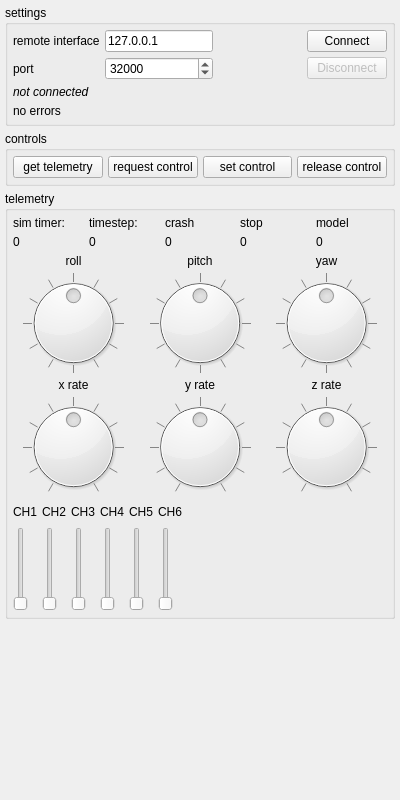
hhrhhr/remoteCV, file remotecv.ui: the form before one commit.
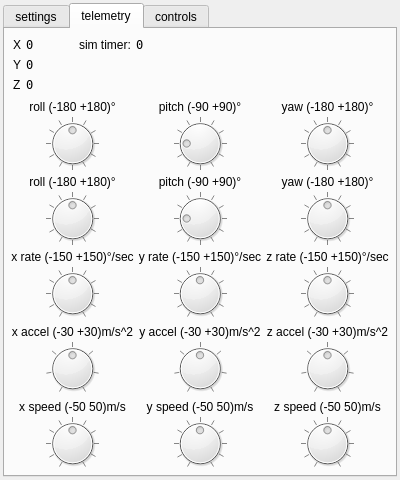
The form after the commit.

Patch:
```diff
--- a/remotecv.ui
+++ b/remotecv.ui
@@ -11,21 +11,37 @@
     <x>0</x>
     <y>0</y>
     <width>400</width>
-    <height>800</height>
+    <height>480</height>
    </rect>
   </property>
   <property name="windowTitle">
    <string>remoteCV</string>
   </property>
   <layout class="QVBoxLayout" name="verticalLayout">
+   <property name="spacing">
+    <number>3</number>
+   </property>
+   <property name="margin">
+    <number>3</number>
+   </property>
    <item>
-    <widget class="QGroupBox" name="groupBoxSettings">
-     <property name="title">
+    <widget class="QTabWidget" name="tabWidget">
+     <property name="tabShape">
+      <enum>QTabWidget::Rounded</enum>
+     </property>
+     <property name="currentIndex">
+      <number>1</number>
+     </property>
+     <widget class="QWidget" name="tabSettings">
+      <attribute name="title">
       <string>settings</string>
-     </property>
-     <layout class="QVBoxLayout" name="verticalLayout_3">
+      </attribute>
+      <layout class="QVBoxLayout" name="verticalLayout_4">
       <item>
        <layout class="QGridLayout" name="gridLayout">
+         <property name="spacing">
+          <number>3</number>
+         </property>
         <item row="0" column="0">
          <widget class="QLabel" name="label">
           <property name="text">
@@ -106,20 +122,18 @@
       </item>
       <item>
        <widget class="QLabel" name="cvLastError">
+         <property name="font">
+          <font>
+           <italic>true</italic>
+          </font>
+         </property>
         <property name="text">
          <string>no errors</string>
         </property>
        </widget>
       </item>
-     </layout>
-    </widget>
-   </item>
    <item>
-    <widget class="QGroupBox" name="groupBoxControls">
-     <property name="title">
-      <string>controls</string>
-     </property>
-     <layout class="QHBoxLayout" name="horizontalLayout">
+        <layout class="QHBoxLayout" name="horizontalLayout_2">
       <item>
        <widget class="QPushButton" name="getTelemetry">
         <property name="text">
@@ -149,16 +163,130 @@
        </widget>
       </item>
      </layout>
-    </widget>
    </item>
    <item>
-    <widget class="QGroupBox" name="groupBoxTelemetry">
-     <property name="title">
+        <widget class="QPlainTextEdit" name="console">
+         <property name="font">
+          <font>
+           <family>Terminal</family>
+          </font>
+         </property>
+         <property name="undoRedoEnabled">
+          <bool>false</bool>
+         </property>
+         <property name="readOnly">
+          <bool>false</bool>
+         </property>
+         <property name="plainText">
+          <string notr="true"/>
+         </property>
+        </widget>
+       </item>
+      </layout>
+     </widget>
+     <widget class="QWidget" name="tabTelemetry">
+      <attribute name="title">
       <string>telemetry</string>
-     </property>
-     <layout class="QVBoxLayout" name="verticalLayout_2">
+      </attribute>
+      <layout class="QVBoxLayout" name="verticalLayout_3">
+       <item>
+        <layout class="QHBoxLayout" name="horizontalLayout">
+         <property name="spacing">
+          <number>3</number>
+         </property>
+         <property name="margin">
+          <number>3</number>
+         </property>
       <item>
-       <layout class="QGridLayout" name="gridLayout_4">
+          <layout class="QFormLayout" name="formLayout">
+           <property name="fieldGrowthPolicy">
+            <enum>QFormLayout::AllNonFixedFieldsGrow</enum>
+           </property>
+           <item row="0" column="0">
+            <widget class="QLabel" name="label_20">
+             <property name="text">
+              <string>X</string>
+             </property>
+            </widget>
+           </item>
+           <item row="0" column="1">
+            <widget class="QLabel" name="xPos">
+             <property name="sizePolicy">
+              <sizepolicy hsizetype="Fixed" vsizetype="Preferred">
+               <horstretch>0</horstretch>
+               <verstretch>0</verstretch>
+              </sizepolicy>
+             </property>
+             <property name="minimumSize">
+              <size>
+               <width>50</width>
+               <height>0</height>
+              </size>
+             </property>
+             <property name="font">
+              <font>
+               <family>Terminal</family>
+              </font>
+             </property>
+             <property name="text">
+              <string>0</string>
+             </property>
+            </widget>
+           </item>
+           <item row="1" column="0">
+            <widget class="QLabel" name="label_22">
+             <property name="text">
+              <string>Y</string>
+             </property>
+            </widget>
+           </item>
+           <item row="1" column="1">
+            <widget class="QLabel" name="yPos">
+             <property name="minimumSize">
+              <size>
+               <width>50</width>
+               <height>0</height>
+              </size>
+             </property>
+             <property name="font">
+              <font>
+               <family>Terminal</family>
+              </font>
+             </property>
+             <property name="text">
+              <string>0</string>
+             </property>
+            </widget>
+           </item>
+           <item row="2" column="0">
+            <widget class="QLabel" name="label_24">
+             <property name="text">
+              <string>Z</string>
+             </property>
+            </widget>
+           </item>
+           <item row="2" column="1">
+            <widget class="QLabel" name="zPos">
+             <property name="minimumSize">
+              <size>
+               <width>50</width>
+               <height>0</height>
+              </size>
+             </property>
+             <property name="font">
+              <font>
+               <family>Terminal</family>
+              </font>
+             </property>
+             <property name="text">
+              <string>0</string>
+             </property>
+            </widget>
+           </item>
+          </layout>
+         </item>
+         <item>
+          <layout class="QFormLayout" name="formLayout_2">
         <item row="0" column="0">
          <widget class="QLabel" name="label_3">
           <property name="text">
@@ -167,76 +295,56 @@
          </widget>
         </item>
         <item row="0" column="1">
-         <widget class="QLabel" name="label_5">
-          <property name="text">
-           <string>timestep:</string>
-          </property>
-         </widget>
-        </item>
-        <item row="0" column="2">
-         <widget class="QLabel" name="label_7">
-          <property name="text">
-           <string>crash</string>
-          </property>
-         </widget>
-        </item>
-        <item row="0" column="3">
-         <widget class="QLabel" name="label_9">
-          <property name="text">
-           <string>stop</string>
-          </property>
-         </widget>
-        </item>
-        <item row="0" column="4">
-         <widget class="QLabel" name="label_11">
-          <property name="text">
-           <string>model</string>
-          </property>
-         </widget>
-        </item>
-        <item row="1" column="0">
          <widget class="QLabel" name="lbSimTimer">
-          <property name="text">
-           <string>0</string>
-          </property>
-         </widget>
-        </item>
-        <item row="1" column="1">
-         <widget class="QLabel" name="lbStep">
-          <property name="text">
-           <string>0</string>
-          </property>
-         </widget>
-        </item>
-        <item row="1" column="2">
-         <widget class="QLabel" name="lbCrash">
-          <property name="text">
-           <string>0</string>
-          </property>
-         </widget>
-        </item>
-        <item row="1" column="3">
-         <widget class="QLabel" name="lbStop">
+             <property name="sizePolicy">
+              <sizepolicy hsizetype="Fixed" vsizetype="Preferred">
+               <horstretch>0</horstretch>
+               <verstretch>0</verstretch>
+              </sizepolicy>
+             </property>
+             <property name="minimumSize">
+              <size>
+               <width>50</width>
+               <height>0</height>
+              </size>
+             </property>
+             <property name="font">
+              <font>
+               <family>Terminal</family>
+               <kerning>true</kerning>
+              </font>
+             </property>
           <property name="text">
            <string>0</string>
           </property>
          </widget>
         </item>
-        <item row="1" column="4">
-         <widget class="QLabel" name="lbModel">
-          <property name="text">
-           <string>0</string>
-          </property>
-         </widget>
+          </layout>
+         </item>
+         <item>
+          <spacer name="horizontalSpacer_3">
+           <property name="orientation">
+            <enum>Qt::Horizontal</enum>
+           </property>
+           <property name="sizeHint" stdset="0">
+            <size>
+             <width>40</width>
+             <height>20</height>
+            </size>
+           </property>
+          </spacer>
         </item>
        </layout>
       </item>
       <item>
        <layout class="QGridLayout" name="gridLayout_2">
+         <property name="spacing">
+          <number>3</number>
+         </property>
         <item row="0" column="0">
          <widget class="QLabel" name="label_13">
           <property name="text">
-           <string>roll</string>
+            <string>roll (-180 +180)°</string>
           </property>
           <property name="alignment">
            <set>Qt::AlignCenter</set>
@@ -246,7 +354,7 @@
         <item row="0" column="1">
          <widget class="QLabel" name="label_14">
           <property name="text">
-           <string>pitch</string>
+            <string>pitch (-90 +90)°</string>
           </property>
           <property name="alignment">
            <set>Qt::AlignCenter</set>
@@ -256,7 +364,7 @@
         <item row="0" column="2">
          <widget class="QLabel" name="label_15">
           <property name="text">
-           <string>yaw</string>
+            <string>yaw (-180 +180)°</string>
           </property>
           <property name="alignment">
            <set>Qt::AlignCenter</set>
@@ -265,6 +373,12 @@
         </item>
         <item row="1" column="0">
          <widget class="QDial" name="roll">
+           <property name="sizePolicy">
+            <sizepolicy hsizetype="Expanding" vsizetype="Expanding">
+             <horstretch>0</horstretch>
+             <verstretch>0</verstretch>
+            </sizepolicy>
+           </property>
           <property name="minimum">
            <number>-180</number>
           </property>
@@ -284,11 +398,17 @@
         </item>
         <item row="1" column="1">
          <widget class="QDial" name="pitch">
+           <property name="sizePolicy">
+            <sizepolicy hsizetype="Expanding" vsizetype="Expanding">
+             <horstretch>0</horstretch>
+             <verstretch>0</verstretch>
+            </sizepolicy>
+           </property>
           <property name="minimum">
-           <number>-180</number>
+            <number>-90</number>
           </property>
           <property name="maximum">
-           <number>180</number>
+            <number>270</number>
           </property>
           <property name="wrapping">
            <bool>true</bool>
@@ -303,6 +423,124 @@
         </item>
         <item row="1" column="2">
          <widget class="QDial" name="yaw">
+           <property name="sizePolicy">
+            <sizepolicy hsizetype="Expanding" vsizetype="Expanding">
+             <horstretch>0</horstretch>
+             <verstretch>0</verstretch>
+            </sizepolicy>
+           </property>
+           <property name="minimum">
+            <number>-180</number>
+           </property>
+           <property name="maximum">
+            <number>180</number>
+           </property>
+           <property name="wrapping">
+            <bool>true</bool>
+           </property>
+           <property name="notchTarget">
+            <double>30.000000000000000</double>
+           </property>
+           <property name="notchesVisible">
+            <bool>true</bool>
+           </property>
+          </widget>
+         </item>
+        </layout>
+       </item>
+       <item>
+        <layout class="QGridLayout" name="gridLayout_4">
+         <property name="spacing">
+          <number>3</number>
+         </property>
+         <item row="0" column="0">
+          <widget class="QLabel" name="label_21">
+           <property name="text">
+            <string>roll (-180 +180)°</string>
+           </property>
+           <property name="alignment">
+            <set>Qt::AlignCenter</set>
+           </property>
+          </widget>
+         </item>
+         <item row="0" column="1">
+          <widget class="QLabel" name="label_23">
+           <property name="text">
+            <string>pitch (-90 +90)°</string>
+           </property>
+           <property name="alignment">
+            <set>Qt::AlignCenter</set>
+           </property>
+          </widget>
+         </item>
+         <item row="0" column="2">
+          <widget class="QLabel" name="label_25">
+           <property name="text">
+            <string>yaw (-180 +180)°</string>
+           </property>
+           <property name="alignment">
+            <set>Qt::AlignCenter</set>
+           </property>
+          </widget>
+         </item>
+         <item row="1" column="0">
+          <widget class="QDial" name="roll_2">
+           <property name="sizePolicy">
+            <sizepolicy hsizetype="Expanding" vsizetype="Expanding">
+             <horstretch>0</horstretch>
+             <verstretch>0</verstretch>
+            </sizepolicy>
+           </property>
+           <property name="minimum">
+            <number>-180</number>
+           </property>
+           <property name="maximum">
+            <number>180</number>
+           </property>
+           <property name="wrapping">
+            <bool>true</bool>
+           </property>
+           <property name="notchTarget">
+            <double>30.000000000000000</double>
+           </property>
+           <property name="notchesVisible">
+            <bool>true</bool>
+           </property>
+          </widget>
+         </item>
+         <item row="1" column="1">
+          <widget class="QDial" name="pitch_2">
+           <property name="sizePolicy">
+            <sizepolicy hsizetype="Expanding" vsizetype="Expanding">
+             <horstretch>0</horstretch>
+             <verstretch>0</verstretch>
+            </sizepolicy>
+           </property>
+           <property name="minimum">
+            <number>-90</number>
+           </property>
+           <property name="maximum">
+            <number>270</number>
+           </property>
+           <property name="wrapping">
+            <bool>true</bool>
+           </property>
+           <property name="notchTarget">
+            <double>30.000000000000000</double>
+           </property>
+           <property name="notchesVisible">
+            <bool>true</bool>
+           </property>
+          </widget>
+         </item>
+         <item row="1" column="2">
+          <widget class="QDial" name="yaw_2">
+           <property name="sizePolicy">
+            <sizepolicy hsizetype="Expanding" vsizetype="Expanding">
+             <horstretch>0</horstretch>
+             <verstretch>0</verstretch>
+            </sizepolicy>
+           </property>
           <property name="minimum">
            <number>-180</number>
           </property>
@@ -324,10 +562,13 @@
       </item>
       <item>
        <layout class="QGridLayout" name="gridLayout_3">
+         <property name="spacing">
+          <number>3</number>
+         </property>
         <item row="0" column="0">
          <widget class="QLabel" name="label_4">
           <property name="text">
-           <string>x rate</string>
+            <string>x rate (-150 +150)°/sec</string>
           </property>
           <property name="alignment">
            <set>Qt::AlignCenter</set>
@@ -337,7 +578,7 @@
         <item row="0" column="1">
          <widget class="QLabel" name="label_6">
           <property name="text">
-           <string>y rate</string>
+            <string>y rate (-150 +150)°/sec</string>
           </property>
           <property name="alignment">
            <set>Qt::AlignCenter</set>
@@ -347,7 +588,7 @@
         <item row="0" column="2">
          <widget class="QLabel" name="label_8">
           <property name="text">
-           <string>z rate</string>
+            <string>z rate (-150 +150)°/sec</string>
           </property>
           <property name="alignment">
            <set>Qt::AlignCenter</set>
@@ -356,6 +597,12 @@
         </item>
         <item row="1" column="0">
          <widget class="QDial" name="xRate">
+           <property name="sizePolicy">
+            <sizepolicy hsizetype="Expanding" vsizetype="Expanding">
+             <horstretch>0</horstretch>
+             <verstretch>0</verstretch>
+            </sizepolicy>
+           </property>
           <property name="minimum">
            <number>-150</number>
           </property>
@@ -375,6 +622,12 @@
         </item>
         <item row="1" column="1">
          <widget class="QDial" name="yRate">
+           <property name="sizePolicy">
+            <sizepolicy hsizetype="Expanding" vsizetype="Expanding">
+             <horstretch>0</horstretch>
+             <verstretch>0</verstretch>
+            </sizepolicy>
+           </property>
           <property name="minimum">
            <number>-150</number>
           </property>
@@ -394,6 +647,12 @@
         </item>
         <item row="1" column="2">
          <widget class="QDial" name="zRate">
+           <property name="sizePolicy">
+            <sizepolicy hsizetype="Expanding" vsizetype="Expanding">
+             <horstretch>0</horstretch>
+             <verstretch>0</verstretch>
+            </sizepolicy>
+           </property>
           <property name="minimum">
            <number>-150</number>
           </property>
@@ -413,8 +672,242 @@
         </item>
        </layout>
       </item>
+       <item>
+        <layout class="QGridLayout" name="gridLayout_7">
+         <property name="spacing">
+          <number>3</number>
+         </property>
+         <item row="0" column="0">
+          <widget class="QLabel" name="label_17">
+           <property name="text">
+            <string>x accel (-30 +30)m/s^2</string>
+           </property>
+           <property name="alignment">
+            <set>Qt::AlignCenter</set>
+           </property>
+          </widget>
+         </item>
+         <item row="0" column="1">
+          <widget class="QLabel" name="label_18">
+           <property name="text">
+            <string>y accel (-30 +30)m/s^2</string>
+           </property>
+           <property name="alignment">
+            <set>Qt::AlignCenter</set>
+           </property>
+          </widget>
+         </item>
+         <item row="0" column="2">
+          <widget class="QLabel" name="label_19">
+           <property name="text">
+            <string>z accel (-30 +30)m/s^2</string>
+           </property>
+           <property name="alignment">
+            <set>Qt::AlignCenter</set>
+           </property>
+          </widget>
+         </item>
+         <item row="1" column="0">
+          <widget class="QDial" name="xAccel">
+           <property name="sizePolicy">
+            <sizepolicy hsizetype="Expanding" vsizetype="Expanding">
+             <horstretch>0</horstretch>
+             <verstretch>0</verstretch>
+            </sizepolicy>
+           </property>
+           <property name="minimum">
+            <number>-30</number>
+           </property>
+           <property name="maximum">
+            <number>30</number>
+           </property>
+           <property name="wrapping">
+            <bool>false</bool>
+           </property>
+           <property name="notchTarget">
+            <double>10.000000000000000</double>
+           </property>
+           <property name="notchesVisible">
+            <bool>true</bool>
+           </property>
+          </widget>
+         </item>
+         <item row="1" column="1">
+          <widget class="QDial" name="yAccel">
+           <property name="sizePolicy">
+            <sizepolicy hsizetype="Expanding" vsizetype="Expanding">
+             <horstretch>0</horstretch>
+             <verstretch>0</verstretch>
+            </sizepolicy>
+           </property>
+           <property name="minimum">
+            <number>-30</number>
+           </property>
+           <property name="maximum">
+            <number>30</number>
+           </property>
+           <property name="wrapping">
+            <bool>false</bool>
+           </property>
+           <property name="notchTarget">
+            <double>10.000000000000000</double>
+           </property>
+           <property name="notchesVisible">
+            <bool>true</bool>
+           </property>
+          </widget>
+         </item>
+         <item row="1" column="2">
+          <widget class="QDial" name="zAccel">
+           <property name="sizePolicy">
+            <sizepolicy hsizetype="Expanding" vsizetype="Expanding">
+             <horstretch>0</horstretch>
+             <verstretch>0</verstretch>
+            </sizepolicy>
+           </property>
+           <property name="minimum">
+            <number>-30</number>
+           </property>
+           <property name="maximum">
+            <number>30</number>
+           </property>
+           <property name="wrapping">
+            <bool>false</bool>
+           </property>
+           <property name="notchTarget">
+            <double>10.000000000000000</double>
+           </property>
+           <property name="notchesVisible">
+            <bool>true</bool>
+           </property>
+          </widget>
+         </item>
+        </layout>
+       </item>
+       <item>
+        <layout class="QGridLayout" name="gridLayout_6">
+         <property name="spacing">
+          <number>3</number>
+         </property>
+         <item row="0" column="0">
+          <widget class="QLabel" name="label_10">
+           <property name="text">
+            <string>x speed (-50 50)m/s</string>
+           </property>
+           <property name="alignment">
+            <set>Qt::AlignCenter</set>
+           </property>
+          </widget>
+         </item>
+         <item row="0" column="1">
+          <widget class="QLabel" name="label_12">
+           <property name="text">
+            <string>y speed (-50 50)m/s</string>
+           </property>
+           <property name="alignment">
+            <set>Qt::AlignCenter</set>
+           </property>
+          </widget>
+         </item>
+         <item row="0" column="2">
+          <widget class="QLabel" name="label_16">
+           <property name="text">
+            <string>z speed (-50 50)m/s</string>
+           </property>
+           <property name="alignment">
+            <set>Qt::AlignCenter</set>
+           </property>
+          </widget>
+         </item>
+         <item row="1" column="0">
+          <widget class="QDial" name="xSpeed">
+           <property name="sizePolicy">
+            <sizepolicy hsizetype="Expanding" vsizetype="Expanding">
+             <horstretch>0</horstretch>
+             <verstretch>0</verstretch>
+            </sizepolicy>
+           </property>
+           <property name="minimum">
+            <number>-50</number>
+           </property>
+           <property name="maximum">
+            <number>50</number>
+           </property>
+           <property name="wrapping">
+            <bool>false</bool>
+           </property>
+           <property name="notchTarget">
+            <double>10.000000000000000</double>
+           </property>
+           <property name="notchesVisible">
+            <bool>true</bool>
+           </property>
+          </widget>
+         </item>
+         <item row="1" column="1">
+          <widget class="QDial" name="ySpeed">
+           <property name="sizePolicy">
+            <sizepolicy hsizetype="Expanding" vsizetype="Expanding">
+             <horstretch>0</horstretch>
+             <verstretch>0</verstretch>
+            </sizepolicy>
+           </property>
+           <property name="minimum">
+            <number>-50</number>
+           </property>
+           <property name="maximum">
+            <number>50</number>
+           </property>
+           <property name="wrapping">
+            <bool>false</bool>
+           </property>
+           <property name="notchTarget">
+            <double>10.000000000000000</double>
+           </property>
+           <property name="notchesVisible">
+            <bool>true</bool>
+           </property>
+          </widget>
+         </item>
+         <item row="1" column="2">
+          <widget class="QDial" name="zSpeed">
+           <property name="sizePolicy">
+            <sizepolicy hsizetype="Expanding" vsizetype="Expanding">
+             <horstretch>0</horstretch>
+             <verstretch>0</verstretch>
+            </sizepolicy>
+           </property>
+           <property name="minimum">
+            <number>-50</number>
+           </property>
+           <property name="maximum">
+            <number>50</number>
+           </property>
+           <property name="wrapping">
+            <bool>false</bool>
+           </property>
+           <property name="notchTarget">
+            <double>10.000000000000000</double>
+           </property>
+           <property name="notchesVisible">
+            <bool>true</bool>
+           </property>
+          </widget>
+         </item>
+        </layout>
+       </item>
+      </layout>
+     </widget>
+     <widget class="QWidget" name="tabControls">
+      <attribute name="title">
+       <string>controls</string>
+      </attribute>
+      <layout class="QVBoxLayout" name="verticalLayout_2">
       <item>
        <layout class="QGridLayout" name="gridLayout_5">
+         <property name="spacing">
+          <number>3</number>
+         </property>
         <item row="0" column="0">
          <widget class="QLabel" name="lbCH1">
           <property name="text">
@@ -458,45 +951,117 @@
          </widget>
         </item>
         <item row="1" column="0">
-         <widget class="QSlider" name="verticalSlider">
+          <widget class="QSlider" name="ch1">
+           <property name="minimum">
+            <number>-64</number>
+           </property>
+           <property name="maximum">
+            <number>64</number>
+           </property>
           <property name="orientation">
            <enum>Qt::Vertical</enum>
           </property>
+           <property name="tickPosition">
+            <enum>QSlider::TicksAbove</enum>
+           </property>
+           <property name="tickInterval">
+            <number>16</number>
+           </property>
          </widget>
         </item>
         <item row="1" column="1">
-         <widget class="QSlider" name="verticalSlider_2">
+          <widget class="QSlider" name="ch2">
+           <property name="minimum">
+            <number>-64</number>
+           </property>
+           <property name="maximum">
+            <number>64</number>
+           </property>
           <property name="orientation">
            <enum>Qt::Vertical</enum>
           </property>
+           <property name="tickPosition">
+            <enum>QSlider::TicksAbove</enum>
+           </property>
+           <property name="tickInterval">
+            <number>16</number>
+           </property>
          </widget>
         </item>
         <item row="1" column="2">
-         <widget class="QSlider" name="verticalSlider_3">
+          <widget class="QSlider" name="ch3">
+           <property name="minimum">
+            <number>-64</number>
+           </property>
+           <property name="maximum">
+            <number>64</number>
+           </property>
           <property name="orientation">
            <enum>Qt::Vertical</enum>
           </property>
+           <property name="tickPosition">
+            <enum>QSlider::TicksAbove</enum>
+           </property>
+           <property name="tickInterval">
+            <number>16</number>
+           </property>
          </widget>
         </item>
         <item row="1" column="3">
-         <widget class="QSlider" name="verticalSlider_4">
+          <widget class="QSlider" name="ch4">
+           <property name="minimum">
+            <number>-64</number>
+           </property>
+           <property name="maximum">
+            <number>64</number>
+           </property>
           <property name="orientation">
            <enum>Qt::Vertical</enum>
           </property>
+           <property name="tickPosition">
+            <enum>QSlider::TicksAbove</enum>
+           </property>
+           <property name="tickInterval">
+            <number>16</number>
+           </property>
          </widget>
         </item>
         <item row="1" column="4">
-         <widget class="QSlider" name="verticalSlider_5">
+          <widget class="QSlider" name="ch5">
+           <property name="minimum">
+            <number>-64</number>
+           </property>
+           <property name="maximum">
+            <number>64</number>
+           </property>
           <property name="orientation">
            <enum>Qt::Vertical</enum>
           </property>
+           <property name="tickPosition">
+            <enum>QSlider::TicksAbove</enum>
+           </property>
+           <property name="tickInterval">
+            <number>16</number>
+           </property>
          </widget>
         </item>
         <item row="1" column="5">
-         <widget class="QSlider" name="verticalSlider_6">
+          <widget class="QSlider" name="ch6">
+           <property name="minimum">
+            <number>-64</number>
+           </property>
+           <property name="maximum">
+            <number>64</number>
+           </property>
           <property name="orientation">
            <enum>Qt::Vertical</enum>
           </property>
+           <property name="tickPosition">
+            <enum>QSlider::TicksAbove</enum>
+           </property>
+           <property name="tickInterval">
+            <number>16</number>
+           </property>
          </widget>
         </item>
         <item row="0" column="6">
@@ -514,9 +1079,6 @@
         </item>
        </layout>
       </item>
-     </layout>
-    </widget>
-   </item>
    <item>
     <spacer name="verticalSpacer">
      <property name="orientation">
@@ -529,6 +1091,10 @@
       </size>
      </property>
     </spacer>
+       </item>
+      </layout>
+     </widget>
+    </widget>
    </item>
   </layout>
  </widget>
```
Lines whose indentation alone changed are shown as unchanged.
